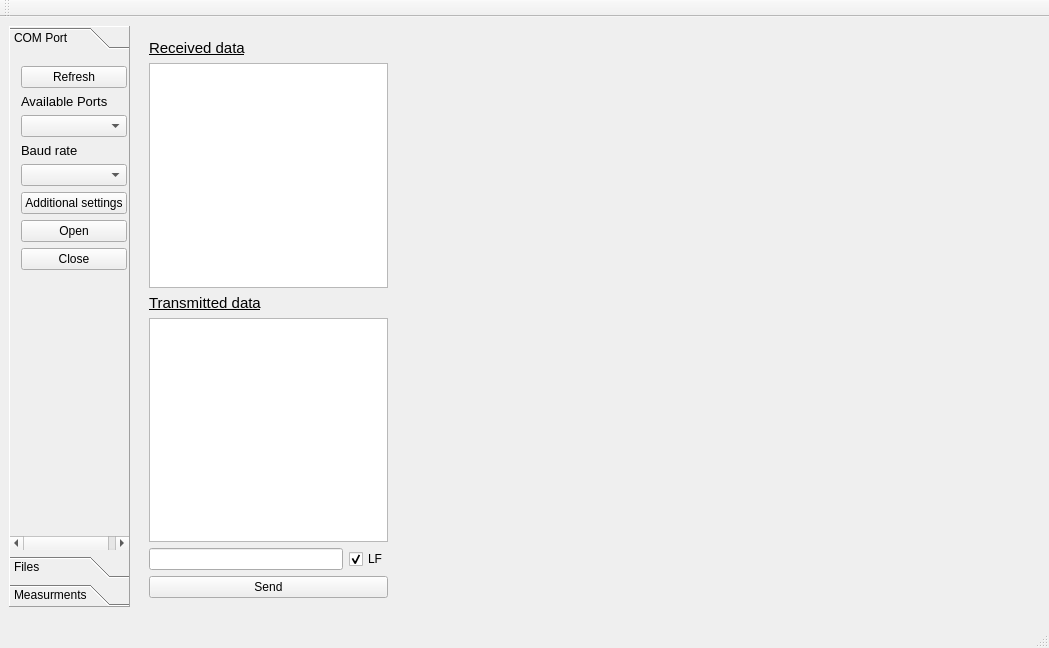
Qt form My_COM_Port/mainwindow.ui (zaznov/IBIS-Test) before a commit.
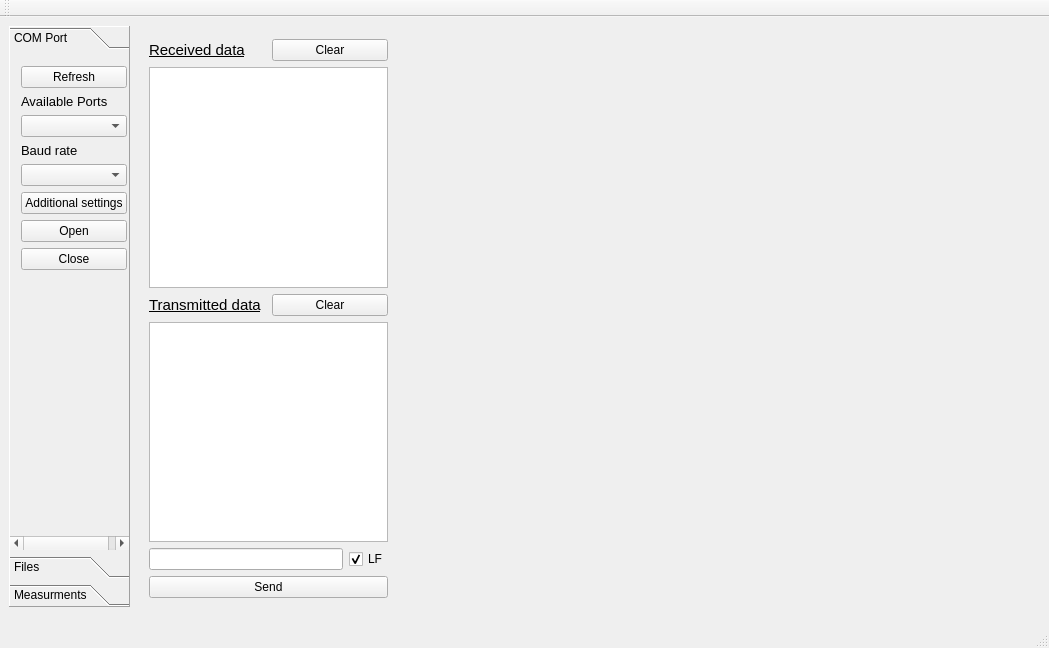
The same form after that commit.

```diff
--- a/My_COM_Port/mainwindow.ui
+++ b/My_COM_Port/mainwindow.ui
@@ -151,7 +151,7 @@
      </attribute>
     </widget>
    </widget>
-   <widget class="QWidget" name="">
+   <widget class="QWidget" name="layoutWidget">
     <property name="geometry">
      <rect>
       <x>138</x>
@@ -162,6 +162,8 @@
     </property>
     <layout class="QVBoxLayout" name="verticalLayout_2">
      <item>
+      <layout class="QHBoxLayout" name="horizontalLayout_3">
+       <item>
       <widget class="QLabel" name="label_3">
        <property name="font">
         <font>
@@ -177,9 +179,20 @@
       </widget>
      </item>
      <item>
+        <widget class="QPushButton" name="pushButton_received_clear">
+         <property name="text">
+          <string>Clear</string>
+         </property>
+        </widget>
+       </item>
+      </layout>
+     </item>
+     <item>
       <widget class="QTextEdit" name="textEdit_received"/>
      </item>
      <item>
+      <layout class="QHBoxLayout" name="horizontalLayout_2">
+       <item>
       <widget class="QLabel" name="label_4">
        <property name="font">
         <font>
@@ -193,6 +206,15 @@
         <string>Transmitted data</string>
        </property>
       </widget>
+       </item>
+       <item>
+        <widget class="QPushButton" name="pushButton__transmitted_clear">
+         <property name="text">
+          <string>Clear</string>
+         </property>
+        </widget>
+       </item>
+      </layout>
      </item>
      <item>
       <widget class="QTextEdit" name="textEdit_transmitted"/>
```
Lines whose indentation alone changed are shown as unchanged.
